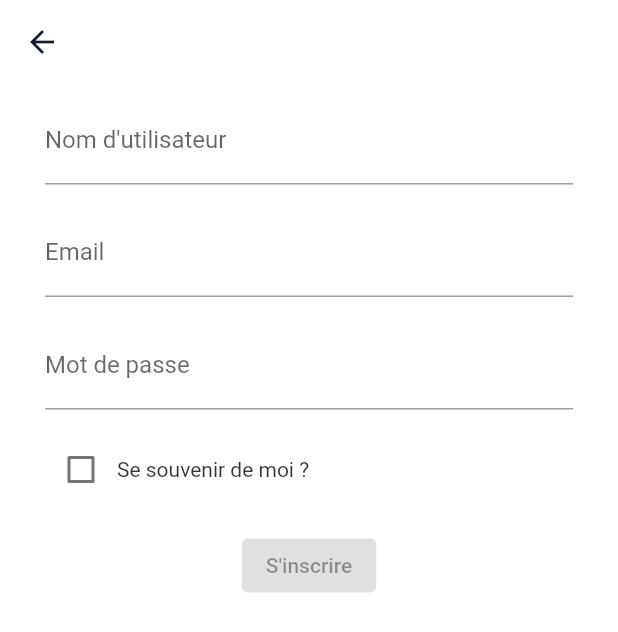
After one commit to anthonyLafolie/watchIt_ui, a Flutter app: the SignupScreen screen opened directly, on a phone screen of 412 x 824 dp. The commit adds this screen. Shown: the top 632 px of the screen. Run offline on Flutter 3.47's test engine with Material 2 defaults, Android fonts, the phone set to English and light mode, and no system bars; our stand-ins replace bloc, equatable, flutter_bloc, flutter_secure_storage, formz; accounts and stored records are empty.

Commit message:
create signup view

```diff
--- a/lib/signup/signup.dart
+++ b/lib/signup/signup.dart
@@ -1,2 +1,3 @@
 export '/model/models.dart';
 export 'bloc/signup_bloc.dart';
+export 'view/views.dart';
--- /dev/null
+++ b/lib/signup/view/signup_form.dart
@@ -0,0 +1,159 @@
+import 'package:flutter/material.dart';
+import 'package:flutter_bloc/flutter_bloc.dart';
+import 'package:formz/formz.dart';
+import 'package:watch_it/signup/signup.dart';
+
+class SignupForm extends StatelessWidget {
+  const SignupForm({Key? key}) : super(key: key);
+
+  @override
+  Widget build(BuildContext context) {
+    return BlocListener<SignupBloc, SignupState>(
+      listener: (context, state) {
+        if (state.status.isSubmissionFailure) {
+          ScaffoldMessenger.of(context)
+            ..hideCurrentSnackBar()
+            ..showSnackBar(
+              const SnackBar(
+                content: Text(
+                  "Nom d'utilisateur ou mot de passe incorrect",
+                ),
+                backgroundColor: Colors.red,
+              ),
+            );
+        }
+      },
+      child: Column(
+        mainAxisSize: MainAxisSize.min,
+        children: [
+          _UsernameInput(),
+          const Padding(padding: EdgeInsets.all(8)),
+          _EmailInput(),
+          const Padding(padding: EdgeInsets.all(8)),
+          _PasswordInput(),
+          const Padding(padding: EdgeInsets.all(8)),
+          _RememberMeCheckbox(),
+          const Padding(padding: EdgeInsets.all(8)),
+          _SignupButton(),
+        ],
+      ),
+    );
+  }
+}
+
+class _UsernameInput extends StatelessWidget {
+  @override
+  Widget build(BuildContext context) {
+    return BlocBuilder<SignupBloc, SignupState>(
+      buildWhen: (previous, current) => previous.username != current.username,
+      builder: (context, state) {
+        return TextField(
+          key: const Key('signupForm_usernameInput_textField'),
+          onChanged: (username) =>
+              context.read<SignupBloc>().add(SignupUsernameChanged(username)),
+          decoration: InputDecoration(
+            labelText: "Nom d'utilisateur",
+            errorText:
+                state.username.invalid ? "Nom d'utilisateur incorrect" : null,
+          ),
+        );
+      },
+    );
+  }
+}
+
+class _PasswordInput extends StatelessWidget {
+  @override
+  Widget build(BuildContext context) {
+    return BlocBuilder<SignupBloc, SignupState>(
+      buildWhen: (previous, current) => previous.password != current.password,
+      builder: (context, state) {
+        return TextField(
+          key: const Key('signupForm_passwordInput_textField'),
+          onChanged: (password) =>
+              context.read<SignupBloc>().add(SignupPasswordChanged(password)),
+          obscureText: true,
+          decoration: InputDecoration(
+            labelText: 'Mot de passe',
+            errorText: state.password.invalid ? 'Mot de passe incorrect' : null,
+          ),
+        );
+      },
+    );
+  }
+}
+
+class _EmailInput extends StatelessWidget {
+  @override
+  Widget build(BuildContext context) {
+    return BlocBuilder<SignupBloc, SignupState>(
+      buildWhen: (previous, current) => previous.email != current.email,
+      builder: (context, state) {
+        return TextField(
+          key: const Key('signupForm_emailInput_textField'),
+          onChanged: (email) =>
+              context.read<SignupBloc>().add(SignupEmailChanged(email)),
+          decoration: InputDecoration(
+            labelText: 'Email',
+            errorText: state.password.invalid ? 'Email incorrect' : null,
+          ),
+        );
+      },
+    );
+  }
+}
+
+class _RememberMeCheckbox extends StatelessWidget {
+  @override
+  Widget build(BuildContext context) {
+    return BlocBuilder<SignupBloc, SignupState>(
+      buildWhen: (previous, current) =>
+          previous.rememberMe != current.rememberMe,
+      builder: (context, state) {
+        return Row(
+          children: [
+            Checkbox(
+                key: const Key('signupForm_rememberMe_checkBox'),
+                value: state.rememberMe,
+                onChanged: (rememberMe) {
+                  FocusScope.of(context).unfocus();
+                  context
+                      .read<SignupBloc>()
+                      .add(SignupRememberMeChanged(rememberMe!));
+                }),
+            Text.rich(
+              TextSpan(
+                text: "Se souvenir de moi ?",
+                style: TextStyle(
+                    color: Colors.black.withOpacity(0.8), fontSize: 14),
+              ),
+            ),
+          ],
+        );
+      },
+    );
+  }
+}
+
+class _SignupButton extends StatelessWidget {
+  @override
+  Widget build(BuildContext context) {
+    return BlocBuilder<SignupBloc, SignupState>(
+      buildWhen: (previous, current) => previous.status != current.status,
+      builder: (context, state) {
+        return state.status.isSubmissionInProgress
+            ? const CircularProgressIndicator()
+            : ElevatedButton(
+                key: const Key('signupForm_continue_raisedButton'),
+                child: const Text("S'inscrire"),
+                onPressed: state.status.isValidated
+                    ? () {
+                        FocusScope.of(context).unfocus();
+                        context.read<SignupBloc>().add(const SignupSubmitted());
+                      }
+                    : null,
+              );
+      },
+    );
+  }
+}
--- /dev/null
+++ b/lib/signup/view/signup_screen.dart
@@ -0,0 +1,46 @@
+import 'package:flutter/material.dart';
+import 'package:flutter_bloc/flutter_bloc.dart';
+import 'package:watch_it/common/constant.dart';
+import 'package:watch_it/repository/authentication_repository/authentication_repository.dart';
+import 'package:watch_it/signup/signup.dart';
+import 'package:watch_it/signup/view/signup_form.dart';
+
+class SignupScreen extends StatelessWidget {
+  const SignupScreen({Key? key}) : super(key: key);
+
+  static Route route() {
+    return MaterialPageRoute<void>(builder: (_) => const SignupScreen());
+  }
+
+  @override
+  Widget build(BuildContext context) {
+    return GestureDetector(
+      onTap: () {
+        FocusScope.of(context).unfocus();
+      },
+      child: Scaffold(
+        appBar: AppBar(
+          leading: const BackButton(
+            color: kPrimaryColor,
+          ),
+          elevation: 0.0,
+          backgroundColor: Colors.white,
+        ),
+        backgroundColor: Colors.white,
+        resizeToAvoidBottomInset: false,
+        body: BlocProvider(
+          create: (context) {
+            return SignupBloc(
+              authenticationRepository:
+                  RepositoryProvider.of<AuthenticationRepository>(context),
+            );
+          },
+          child: const Padding(
+            padding: EdgeInsets.symmetric(vertical: 8, horizontal: 30),
+            child: SignupForm(),
+          ),
+        ),
+      ),
+    );
+  }
+}
--- /dev/null
+++ b/lib/signup/view/views.dart
@@ -0,0 +1 @@
+export 'signup_screen.dart';
```
